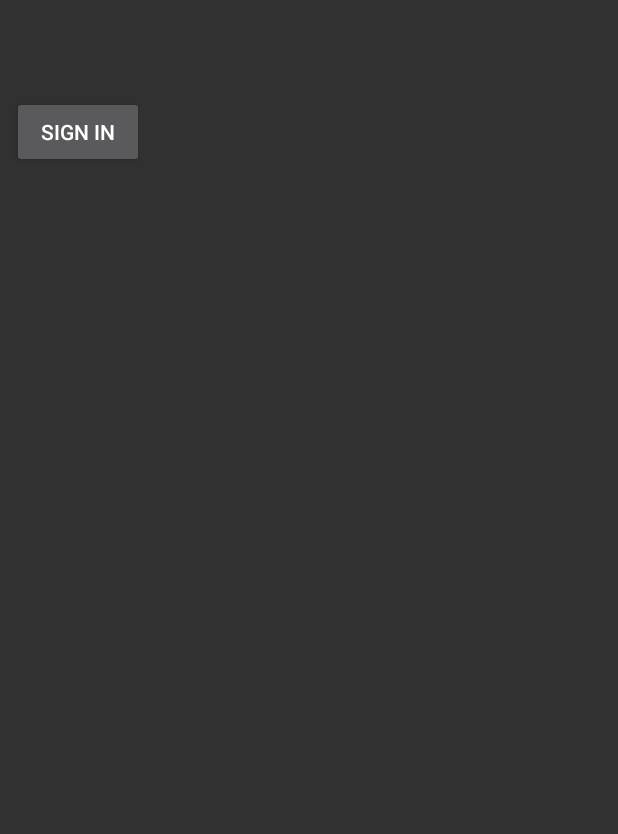
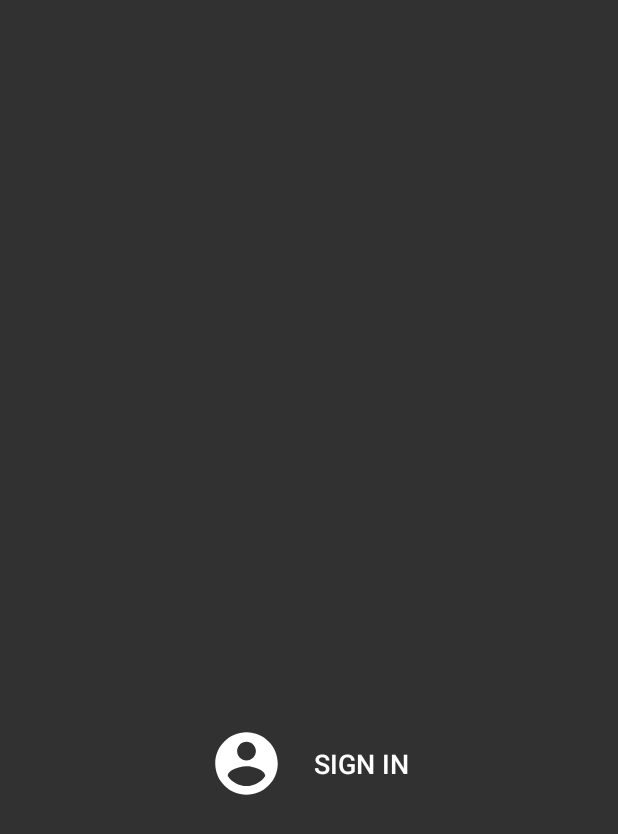
Before and after one commit to EzeGimenez/Contactos-que-sirven, an Android app: the screen it shows after launch (MainActivity), on a phone screen of 412 x 824 dp. Shown: the top 834 px of the screen. Run offline under Robolectric (Android 15) with nearby library versions, the phone set to English and light mode, and no system bars; our stand-ins replace Firebase (no records; nobody signed in at launch, a user with empty details on screens opened directly).

Commit message:
Main page fragment added and loading screens

```diff
--- a/app/src/main/java/com/visoft/jobfinder/Constants.java
+++ b/app/src/main/java/com/visoft/jobfinder/Constants.java
@@ -4,4 +4,6 @@ public abstract class Constants {
     public static final String LOGIN_FRAGMENT_TAG = "LogInFragment";
     public static final String SIGNUP_FRAGMENT_TAG = "SignUpFragment";
     public static final String FIREBASE_USERS_CONTAINER_NAME = "users";
+    public static final String SIGNIN_FRAGMENT_TAG = "SignInFragment";
+    public static final String MAIN_PAGE_FRAGMENT_TAG = "MainPageFragment";
 }
--- a/app/src/main/java/com/visoft/jobfinder/MainActivity.java
+++ b/app/src/main/java/com/visoft/jobfinder/MainActivity.java
@@ -3,43 +3,30 @@ package com.visoft.jobfinder;
 import android.content.Intent;
 import android.os.Bundle;
 import android.support.annotation.Nullable;
+import android.support.constraint.ConstraintLayout;
 import android.support.v7.app.AppCompatActivity;
 import android.support.v7.widget.Toolbar;
 import android.view.Menu;
 import android.view.MenuItem;
-import android.view.View;
-import android.widget.Button;
-import android.widget.TextView;
 
 import com.google.firebase.auth.FirebaseAuth;
 import com.google.firebase.auth.FirebaseUser;
 
 public class MainActivity extends AppCompatActivity {
-    private Button signInButton;
     private FirebaseAuth mAuth;
-    private TextView tvUsername;
     private Toolbar toolbar;
     private Menu menu;
+    private ConstraintLayout fragmentContainer;
 
     @Override
     protected void onCreate(Bundle savedInstanceState) {
         super.onCreate(savedInstanceState);
         setContentView(R.layout.activity_main);
 
-        signInButton = findViewById(R.id.signInButton);
-        signInButton.setOnClickListener(new View.OnClickListener() {
-            @Override
-            public void onClick(View v) {
-                Intent intent = new Intent(getApplicationContext(), LoginActivity.class);
-                startActivity(intent);
-            }
-        });
-
         mAuth = FirebaseAuth.getInstance();
 
         //Inicializacion de variables
-        tvUsername = findViewById(R.id.tvLoggedInUsername);
-
+        fragmentContainer = findViewById(R.id.mainFragmentContainer);
 
         //Creacion de toolbar_main
         toolbar = findViewById(R.id.toolbar);
@@ -70,16 +57,25 @@ public class MainActivity extends AppCompatActivity {
         MenuItem signOutItem = menu.findItem(R.id.signOut);
         MenuItem goToProfileItem = menu.findItem(R.id.goToProfile);
         if (user != null) { // esta iniciado sesion
-            tvUsername.setText("Bienvenido: " + user.getDisplayName());
-            tvUsername.setVisibility(View.VISIBLE);
-            signInButton.setVisibility(View.INVISIBLE);
+
             signOutItem.setVisible(true);
             goToProfileItem.setVisible(true);
+
+            MainPageFragment mainPageFragment = new MainPageFragment();
+            getSupportFragmentManager()
+                    .beginTransaction()
+                    .replace(R.id.mainFragmentContainer, mainPageFragment, Constants.MAIN_PAGE_FRAGMENT_TAG)
+                    .commit();
         } else { // no esta iniciado sesion
-            tvUsername.setVisibility(View.INVISIBLE);
-            signInButton.setVisibility(View.VISIBLE);
+
             signOutItem.setVisible(false);
             goToProfileItem.setVisible(false);
+
+            SignInFragment signInFragment = new SignInFragment();
+            getSupportFragmentManager()
+                    .beginTransaction()
+                    .replace(R.id.mainFragmentContainer, signInFragment, Constants.SIGNIN_FRAGMENT_TAG)
+                    .commit();
         }
     }
 
--- /dev/null
+++ b/app/src/main/java/com/visoft/jobfinder/SignInFragment.java
@@ -0,0 +1,36 @@
+package com.visoft.jobfinder;
+
+import android.content.Intent;
+import android.os.Bundle;
+import android.support.annotation.NonNull;
+import android.support.annotation.Nullable;
+import android.support.v4.app.Fragment;
+import android.view.LayoutInflater;
+import android.view.View;
+import android.view.ViewGroup;
+import android.widget.Button;
+
+
+public class SignInFragment extends Fragment {
+
+    @Override
+    public View onCreateView(LayoutInflater inflater, ViewGroup container,
+                             Bundle savedInstanceState) {
+        // Inflate the layout for this fragment
+        return inflater.inflate(R.layout.fragment_sign_in, container, false);
+    }
+
+    @Override
+    public void onViewCreated(@NonNull View view, @Nullable Bundle savedInstanceState) {
+        super.onViewCreated(view, savedInstanceState);
+
+        Button buttonSignIn = view.findViewById(R.id.buttonSignIn);
+        buttonSignIn.setOnClickListener(new View.OnClickListener() {
+            @Override
+            public void onClick(View v) {
+                Intent intent = new Intent(getContext(), LoginActivity.class);
+                startActivity(intent);
+            }
+        });
+    }
+}
--- a/app/src/main/java/com/visoft/jobfinder/User.java
+++ b/app/src/main/java/com/visoft/jobfinder/User.java
@@ -14,11 +14,6 @@ public class User implements Serializable {
      * Constructor de la clase
      */
     public User() {
-    }
-
-    public User(String username, float rating) {
-        this.username = username;
-        this.rating = rating;
     }
 
     public String getUsername() {
--- a/app/src/main/res/layout/activity_main.xml
+++ b/app/src/main/res/layout/activity_main.xml
@@ -20,16 +20,6 @@
         app:layout_constraintTop_toTopOf="parent"
         app:popupTheme="@style/AppTheme" />
 
-    <Button
-        android:id="@+id/signInButton"
-        android:layout_width="wrap_content"
-        android:layout_height="wrap_content"
-        android:layout_marginStart="8dp"
-        android:layout_marginTop="8dp"
-        android:text="Sign In"
-        app:layout_constraintStart_toStartOf="parent"
-        app:layout_constraintTop_toBottomOf="@+id/toolbar" />
-
     <TextView
         android:id="@+id/tvLoggedInUsername"
         android:layout_width="wrap_content"
@@ -42,5 +32,27 @@
         app:layout_constraintStart_toStartOf="parent"
         app:layout_constraintTop_toTopOf="parent" />
 
+    <android.support.constraint.ConstraintLayout
+        android:id="@+id/constraintLayout2"
+        android:layout_width="0dp"
+        android:layout_height="130dp"
+        app:layout_constraintBottom_toTopOf="@+id/mainFragmentContainer"
+        app:layout_constraintEnd_toEndOf="parent"
+        app:layout_constraintStart_toStartOf="parent"
+        app:layout_constraintTop_toBottomOf="@+id/toolbar">
+
+    </android.support.constraint.ConstraintLayout>
+
+    <android.support.constraint.ConstraintLayout
+        android:id="@+id/mainFragmentContainer"
+        android:layout_width="0dp"
+        android:layout_height="0dp"
+        app:layout_constraintBottom_toBottomOf="parent"
+        app:layout_constraintEnd_toEndOf="parent"
+        app:layout_constraintStart_toStartOf="parent"
+        app:layout_constraintTop_toBottomOf="@+id/constraintLayout2">
+
+    </android.support.constraint.ConstraintLayout>
+
 
 </android.support.constraint.ConstraintLayout>
--- a/app/src/main/res/layout/fragment_log_in.xml
+++ b/app/src/main/res/layout/fragment_log_in.xml
@@ -4,7 +4,7 @@
     xmlns:tools="http://schemas.android.com/tools"
     android:layout_width="match_parent"
     android:layout_height="match_parent"
-    android:background="#FFF"
+    android:background="@color/colorPrimary"
     tools:context=".LogInFragment">
 
     <com.google.android.gms.common.SignInButton
--- /dev/null
+++ b/app/src/main/res/layout/fragment_sign_in.xml
@@ -0,0 +1,25 @@
+<?xml version="1.0" encoding="utf-8"?>
+<android.support.constraint.ConstraintLayout xmlns:android="http://schemas.android.com/apk/res/android"
+    xmlns:app="http://schemas.android.com/apk/res-auto"
+    xmlns:tools="http://schemas.android.com/tools"
+    android:layout_width="match_parent"
+    android:layout_height="match_parent"
+    android:background="@color/colorPrimary"
+    tools:context=".SignInFragment">
+
+    <Button
+        android:id="@+id/buttonSignIn"
+        style="@android:style/Widget.DeviceDefault.Button.Borderless"
+        android:layout_width="wrap_content"
+        android:layout_height="wrap_content"
+        android:drawablePadding="20dp"
+        android:drawableStart="@drawable/account_border"
+        android:text="Sign In"
+        app:layout_constraintBottom_toBottomOf="parent"
+        app:layout_constraintEnd_toEndOf="parent"
+        app:layout_constraintStart_toStartOf="parent"
+        app:layout_constraintTop_toTopOf="parent"
+        app:layout_constraintVertical_bias="0.507" />
+
+
+</android.support.constraint.ConstraintLayout>
--- a/app/src/main/res/layout/fragment_sign_up.xml
+++ b/app/src/main/res/layout/fragment_sign_up.xml
@@ -1,10 +1,9 @@
 <?xml version="1.0" encoding="utf-8"?>
 <android.support.constraint.ConstraintLayout xmlns:android="http://schemas.android.com/apk/res/android"
     xmlns:app="http://schemas.android.com/apk/res-auto"
-    xmlns:tools="http://schemas.android.com/tools"
     android:layout_width="match_parent"
     android:layout_height="match_parent"
-    android:background="#FFF">
+    android:background="@color/colorPrimary">
 
 
     <EditText
@@ -80,6 +79,7 @@
 
     <Button
         android:id="@+id/buttonAcceptSignUp"
+        style="@style/Widget.AppCompat.Button.Borderless"
         android:layout_width="wrap_content"
         android:layout_height="wrap_content"
         android:layout_marginEnd="8dp"
@@ -110,7 +110,7 @@
         android:layout_height="wrap_content"
         android:layout_marginEnd="8dp"
         android:layout_marginStart="8dp"
-        android:layout_marginTop="8dp"
+        android:layout_marginTop="60dp"
         android:text="Nombre de Usuario"
         app:layout_constraintEnd_toEndOf="parent"
         app:layout_constraintStart_toStartOf="parent"
--- a/app/src/main/res/values/colors.xml
+++ b/app/src/main/res/values/colors.xml
@@ -1,10 +1,10 @@
 <?xml version="1.0" encoding="utf-8"?>
 <resources>
-    <color name="colorPrimaryDark">#1e1e1e</color>
+    <color name="colorPrimaryDark">#060606</color>
     <color name="colorPrimary">#313131</color>
     <color name="primaryAccent">#e78700</color>
     <color name="secondaryAccent">#e25700</color>
-    <color name="ratingYellow">#ffd900</color>
-    <color name="lightgray">#999999</color>
+    <color name="filledStar">#ffdd00</color>
     <color name="transparent">#24ffffff</color>
+    <color name="foreground_material_dark">#d9d9d9</color>
 </resources>
```
Also changed, not shown: app/src/main/java/com/visoft/jobfinder/LogInFragment.java (+13 -2 lines), app/src/main/java/com/visoft/jobfinder/LoginActivity.java (+16 -1 lines), app/src/main/java/com/visoft/jobfinder/MainPageFragment.java (added, +18 -0 lines), app/src/main/java/com/visoft/jobfinder/ProUser.java (added, +59 -0 lines), app/src/main/java/com/visoft/jobfinder/ProfileActivity.java (+4 -4 lines), app/src/main/java/com/visoft/jobfinder/SignUpFragment.java (+7 -3 lines), app/src/main/res/layout/activity_login.xml (+48 -2 lines), app/src/main/res/layout/activity_profile.xml (+10 -7 lines), app/src/main/res/layout/fragment_main_page.xml (added, +68 -0 lines), app/src/main/res/values/styles.xml (+11 -3 lines), app/src/main/res/drawable/account_border.xml (renamed from app/src/main/res/drawable/ic_account_circle_black_24dp.xml).
